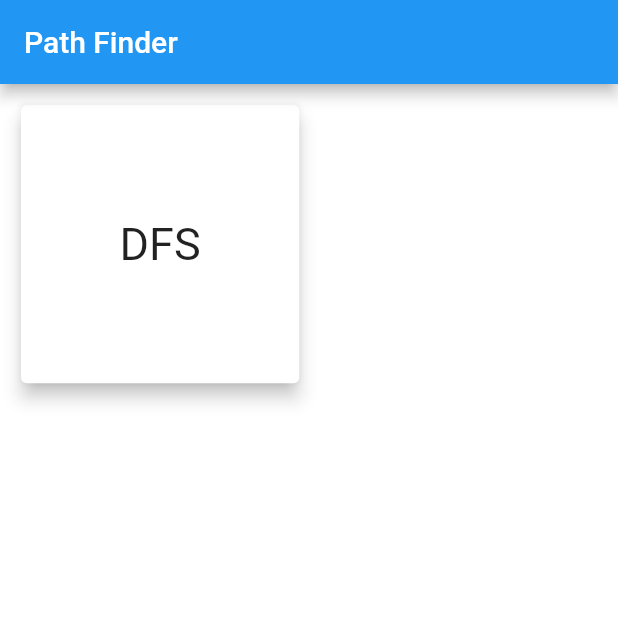
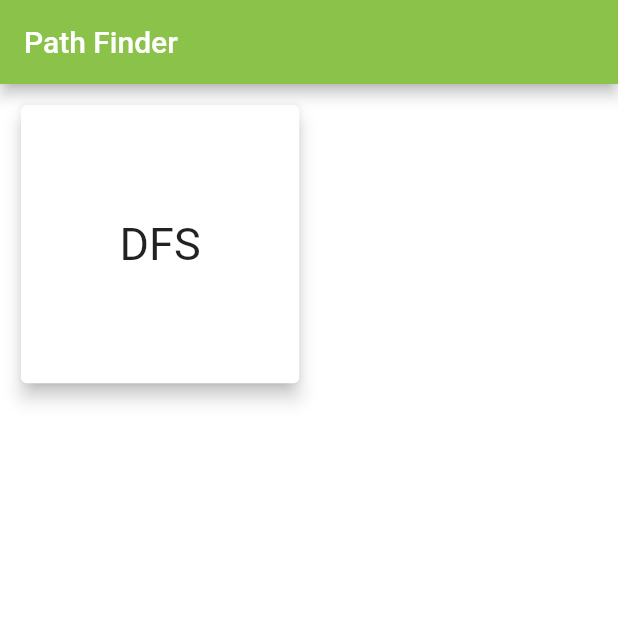
Before and after one commit to 2208Abhinav/path_finder, a Flutter app: the screen it shows after launch, on a phone screen of 412 x 824 dp, the top half of it. Run offline on Flutter 3.47's test engine with Material 2 defaults, Android fonts, the phone set to English and light mode, and no system bars.

Commit message:
main: Change primary swatch color.

```diff
--- a/lib/main.dart
+++ b/lib/main.dart
@@ -30,7 +30,7 @@ class App extends StatelessWidget {
     return MaterialApp(
       title: 'Flutter Demo',
       theme: ThemeData(
-        primarySwatch: Colors.blue,
+        primarySwatch: Colors.lightGreen,
       ),
       debugShowCheckedModeBanner: false,
       routes: <String, WidgetBuilder>{
```
